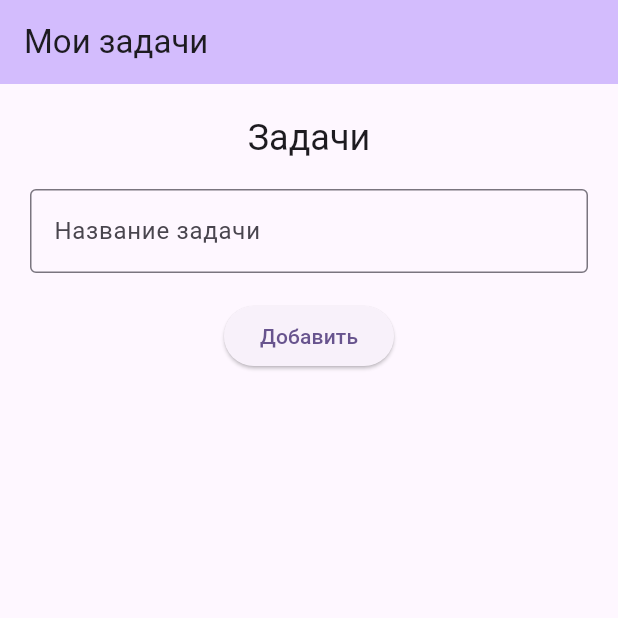
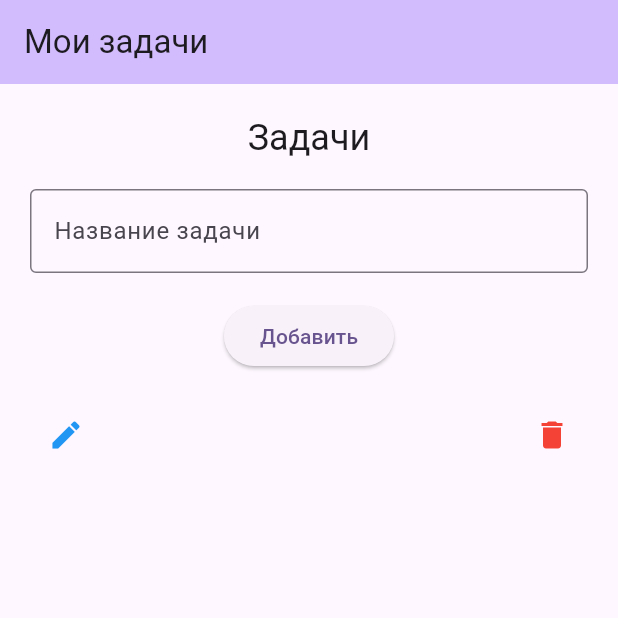
Before and after one commit to Ridje/flutter_hw_3, a Flutter app: the screen it shows after launch, after a tap on "Добавить", on a phone screen of 412 x 824 dp, the top half of it. Run offline on Flutter 3.47's test engine with Material 3 defaults, Android fonts, the phone set to English and light mode, and no system bars; our stand-ins replace flutter_bloc.

Commit message:
Reworked hierarchy.

```diff
--- a/lib/main.dart
+++ b/lib/main.dart
@@ -50,7 +50,14 @@ class MyHomePage extends StatelessWidget {
           title: const Text("Мои задачи"),
         ),
         body: BlocBuilder<TasksBloc, TasksState>(
-          builder: (context, state) => Container(
+          builder: (context, state) => PopScope(
+            canPop: state.edit == null,
+            onPopInvoked: (didPop) {
+              if (!didPop && state.edit != null) {
+                context.read<TasksBloc>().add(CancelledEditTask());
+              }
+            },
+            child: Container(
               padding: const EdgeInsets.symmetric(horizontal: 20, vertical: 20),
               child: Column(
                 crossAxisAlignment: CrossAxisAlignment.center,
@@ -67,6 +74,7 @@ class MyHomePage extends StatelessWidget {
             ),
           ),
         ),
+      ),
     );
   }
 }
--- a/lib/tasks/state/task_state.dart
+++ b/lib/tasks/state/task_state.dart
@@ -34,7 +34,7 @@ class TasksBloc extends Bloc<TasksEvent, TasksState> {
       emit(TasksState.fromTasks(state.tasks, event.task, event.task.name));
     });
     on<CancelledEditTask>((event, emit) {
-      emit(TasksState.fromTasks(state.tasks, null, state.input));
+      emit(TasksState.fromTasks(state.tasks, null, ""));
     });
     on<SaveTask>((event, emit) {
       state.tasks.firstWhere((element) => element == state.edit).name =
--- a/lib/tasks/widget/task_add_save_button.dart
+++ b/lib/tasks/widget/task_add_save_button.dart
@@ -4,12 +4,10 @@ class AddSaveTaskButton extends StatelessWidget {
   final Function(BuildContext) onButtonPressed;
   final String title;
 
-  const AddSaveTaskButton(
-      {super.key, required this.onButtonPressed, required this.title});
+  const AddSaveTaskButton({super.key, required this.onButtonPressed, required this.title});
 
   @override
   Widget build(BuildContext context) {
-    return ElevatedButton(
-        onPressed: () => {onButtonPressed}, child: Text(title));
+    return ElevatedButton(onPressed: () => {onButtonPressed(context)}, child: Text(title));
   }
 }
```
Lines whose indentation alone changed are shown as unchanged.
